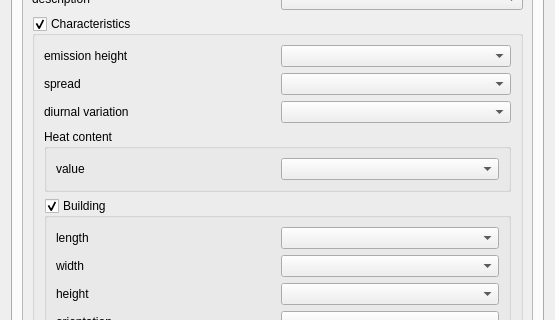
Before: the Qt Designer form ImaerPlugin/generate_calc_input_dlg.ui in opengeogroep/AERIUS-QGIS-plugins, drawn with Qt 5; both pictures show x 0 to 555 and y 208 to 528 of the 555 by 1032 pixel window.
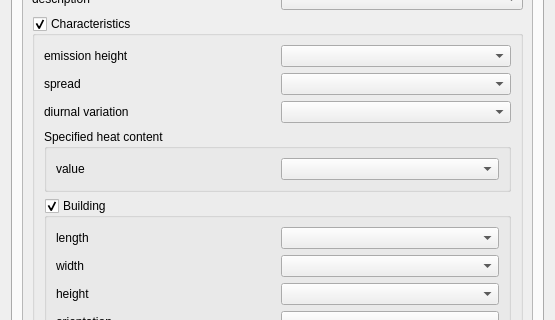
After: the same form once the commit is applied. Custom widgets are drawn as their Qt base class.

Commit message: calc input with heat content

The edit to the form file:
```diff
--- a/ImaerPlugin/generate_calc_input_dlg.ui
+++ b/ImaerPlugin/generate_calc_input_dlg.ui
@@ -227,7 +227,7 @@
                   <item row="3" column="0" colspan="2">
                    <widget class="QGroupBox" name="groupBox_heatContent">
                     <property name="title">
-                     <string>Heat content</string>
+                     <string>Specified heat content</string>
                     </property>
                     <layout class="QGridLayout" name="gridLayout_5">
                      <item row="0" column="0">
```
Left out of the diff: 4 changed lines with no effect on the pictures. The commit also changes 2 other files.
